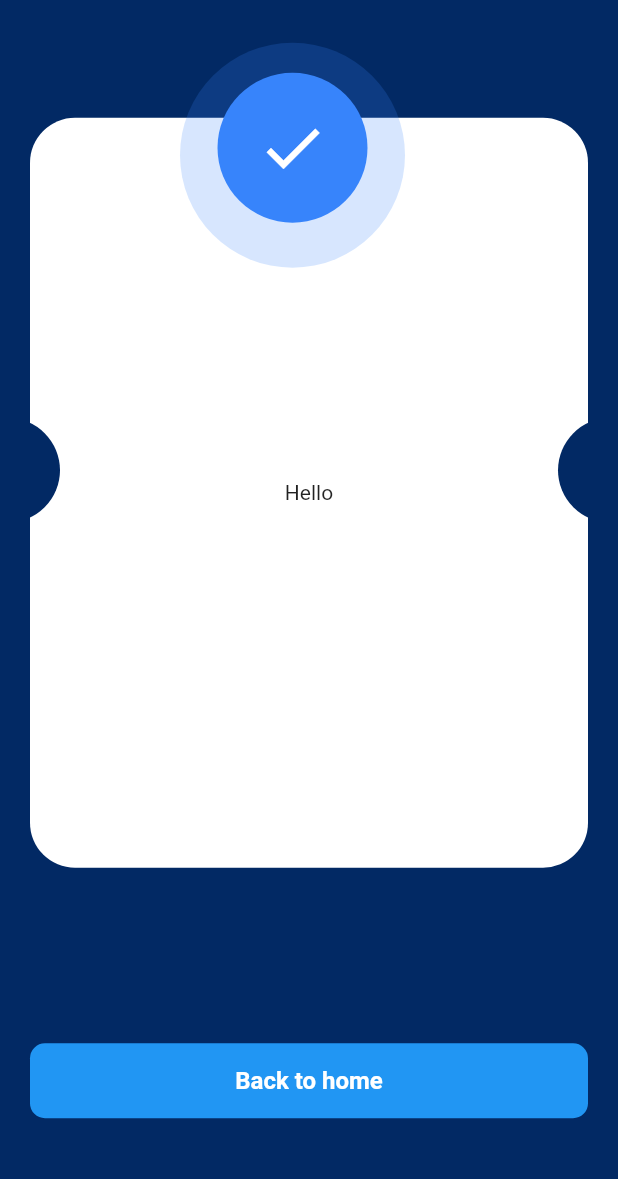
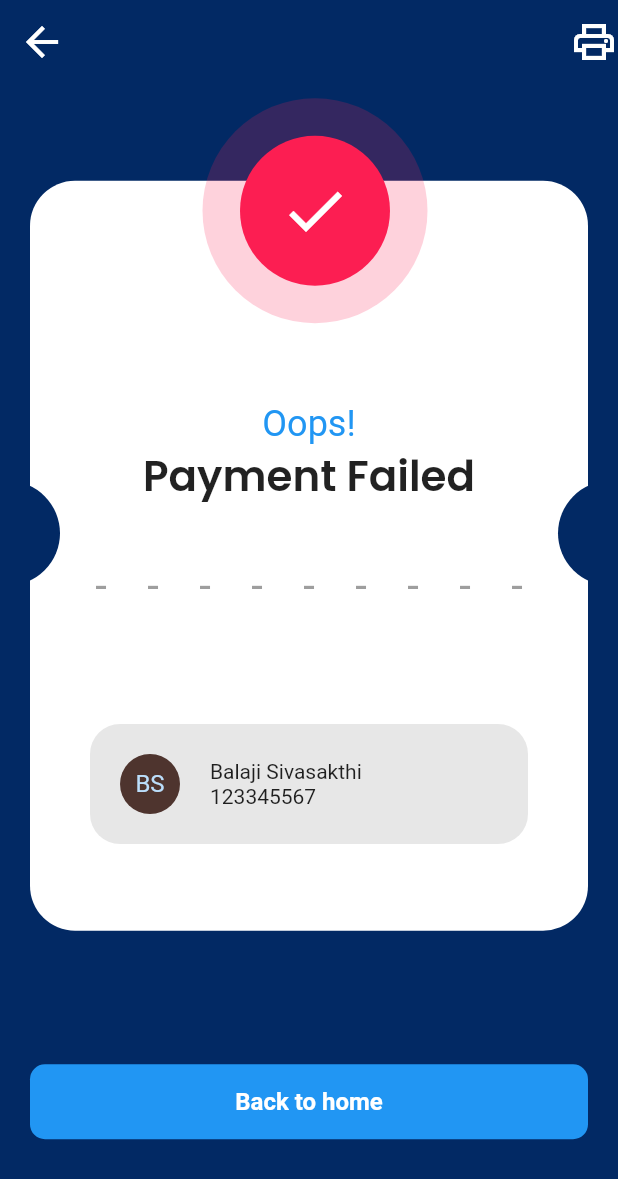
Before and after one commit to balaji-sivasakthi/cabzpay, a Flutter app: the PaymentFailureScreen screen opened directly, on a phone screen of 412 x 824 dp. Shown: the top 1179 px of the screen. Run offline on Flutter 3.47's test engine with Material 2 defaults, Android fonts, the light colour scheme and no system bars; our stand-ins replace flutter_svg, smooth_page_indicator; missing offline and left inert: dart:ffi; statements that could not run were skipped.

Commit message:
recent changes

```diff
--- a/lib/main.dart
+++ b/lib/main.dart
@@ -2,7 +2,9 @@
 import 'package:cabzpay/screens/auth/otp_screen.dart';
 import 'package:cabzpay/screens/home/home_screen.dart';
 import 'package:cabzpay/screens/onboarding_screen.dart';
+import 'package:cabzpay/screens/payment/payment_failer_screen.dart';
 import 'package:cabzpay/screens/payment/payment_success_screen.dart';
+import 'package:cabzpay/screens/profile/profile_screen.dart';
 import 'package:cabzpay/screens/welcome_screen.dart';
 import "package:flutter/material.dart";
 
@@ -25,6 +27,6 @@
 class _HomePageState extends State<HomePage> {
   @override
   Widget build(BuildContext context) {
-    return PaymentSucessScreen();
+    return ProfileScreen();
   }
 }
--- a/lib/screens/payment/payment_failer_screen.dart
+++ b/lib/screens/payment/payment_failer_screen.dart
@@ -1,6 +1,7 @@
 import 'package:flutter/material.dart';
 import 'package:flutter/src/foundation/key.dart';
 import 'package:flutter/src/widgets/framework.dart';
+import 'package:flutter_svg/flutter_svg.dart';
 
 class PaymentFailureScreen extends StatefulWidget {
   const PaymentFailureScreen({Key? key}) : super(key: key);
@@ -13,84 +14,170 @@ class _PaymentFailureScreenState extends State<PaymentFailureScreen> {
   @override
   Widget build(BuildContext context) {
     return Scaffold(
+      appBar: AppBar(
+          elevation: 0,
+          backgroundColor: Color.fromRGBO(2, 41, 100, 1),
+          actions: [
+            Icon(
+              Icons.print_outlined,
+              size: 32,
+            )
+          ],
+          leading: Icon(
+            Icons.arrow_back,
+            size: 32,
+          )),
       body: Container(
         padding: EdgeInsets.all(20),
         decoration: BoxDecoration(color: Color.fromRGBO(2, 41, 100, 1)),
         child: Column(
           mainAxisAlignment: MainAxisAlignment.spaceAround,
           children: [
-
-
             Stack(
               clipBehavior: Clip.none,
               children: [
-              Positioned(child: Container(
+                Positioned(
+                    child: Container(
                   width: MediaQuery.of(context).size.width,
                   height: 500,
                   decoration: BoxDecoration(
                       borderRadius: BorderRadius.circular(30),
-                  color: Colors.white
+                      color: Colors.white),
+                  child: Container(
+                      child: Column(
+                    mainAxisAlignment: MainAxisAlignment.spaceAround,
+                    children: [
+                      Container(
+
+                          margin: EdgeInsets.only(top: 130),
+                          child: Column(
+                            children: [
+                              Text(
+                                "Oops!",
+                                style:
+                                    TextStyle(color: Colors.blue, fontSize: 24),
                               ),
-                child:Container(child: Center(child: Text("Hello"),)),
+                              Text(
+                                "Payment Failed",
+                                style: TextStyle(
+                                    fontSize: 28, fontFamily: "Poppins"),
+                              ),
+
+                            ],
+                          )),
+                      Container(
+                        padding: EdgeInsets.symmetric(horizontal: 30),
+                        child: Row(
+                          mainAxisAlignment: MainAxisAlignment.spaceAround,
+                          children: [
+                          Text("-",style: TextStyle(fontSize: 28,color: Colors.grey),),
+                          Text("-",style: TextStyle(fontSize: 28,color: Colors.grey),),
+                          Text("-",style: TextStyle(fontSize: 28,color: Colors.grey),),
+                          Text("-",style: TextStyle(fontSize: 28,color: Colors.grey),),
+                          Text("-",style: TextStyle(fontSize: 28,color: Colors.grey),),
+                          Text("-",style: TextStyle(fontSize: 28,color: Colors.grey),),
+                          Text("-",style: TextStyle(fontSize: 28,color: Colors.grey),),
+                          Text("-",style: TextStyle(fontSize: 28,color: Colors.grey),),
+                          Text("-",style: TextStyle(fontSize: 28,color: Colors.grey),),
+
+
+                        ],)),
+                      Container(
+                        padding: EdgeInsets.all(20),
+                        decoration: BoxDecoration(
+                            borderRadius: BorderRadius.circular(20),
+                            color: Color.fromARGB(255, 231, 231, 231)),
+                        margin: EdgeInsets.all(40),
+                        child: Row(
+                          children: [
+                            CircleAvatar(
+                              backgroundColor: Colors.brown.shade800,
+                              child: const Text('BS'),
+                            ),
+                            Container(
+                              margin: EdgeInsets.only(left: 20),
+                              child: Column(
+                                crossAxisAlignment: CrossAxisAlignment.start,
+                                children: [
+                                  Text("Balaji Sivasakthi"),
+                                  Text("123345567")
+                                ],
+                              ),
+                            ),
+
+                          ],
+                        ),
+                      ),
+
+                    ],
+                  )),
                 )),
                 Positioned(
-                top: 400/2,
+                    top: 400 / 2,
                     left: -50,
                     child: Container(
                       width: 70,
                       height: 70,
                       decoration: BoxDecoration(
                           color: Color.fromRGBO(2, 41, 100, 1),
-                borderRadius: BorderRadius.circular(100)
-                ),
+                          borderRadius: BorderRadius.circular(100)),
                     )),
                 Positioned(
-                top: 400/2,
+                    top: 400 / 2,
                     right: -50,
                     child: Container(
                       width: 70,
                       height: 70,
                       decoration: BoxDecoration(
                           color: Color.fromRGBO(2, 41, 100, 1),
-                borderRadius: BorderRadius.circular(100)
-                ),
+                          borderRadius: BorderRadius.circular(100)),
                     )),
                 Positioned(
-                top: -50,
-                left: 100,
+                    top: -55,
+                    left: 115,
                     child: Container(
                       width: 150,
                       height: 150,
                       decoration: BoxDecoration(
-                color: Color.fromRGBO(55, 132, 251, .2),
-                borderRadius: BorderRadius.circular(100)
-                ),
-              )), Positioned(
+                                                  color: Color.fromRGBO(252, 30, 82, .2),
+
+                          borderRadius: BorderRadius.circular(100)),
+                    )),
+                Positioned(
                     top: -30,
-                left: 125,
+                    left: 140,
                     child: Container(
-                  child: Center(child: Icon(Icons.check,color: Colors.white,size: 48,)),
+                      child: Center(
+                          child: Icon(
+                        Icons.check,
+                        color: Colors.white,
+                        size: 48,
+                      )),
                       width: 100,
                       height: 100,
                       decoration: BoxDecoration(
-                 color: Color.fromRGBO(55, 132, 251, 1),
-                borderRadius: BorderRadius.circular(100)
+                          color: Color.fromRGBO(252, 30, 82, 1),
+                          borderRadius: BorderRadius.circular(100)),
+                    ))
+              ],
             ),
-              ))
-            ],),
             Container(
               height: 50,
               child: Center(
                 child: Text(
                   "Back to home",
-                      style: TextStyle(color: Colors.white,fontWeight: FontWeight.bold,fontSize: 16),
+                  style: TextStyle(
+                      color: Colors.white,
+                      fontWeight: FontWeight.bold,
+                      fontSize: 16),
                 ),
               ),
               decoration: BoxDecoration(
                   color: Colors.blue,
                   borderRadius: BorderRadius.all(Radius.circular(10))),
             ),
-          ],),
+          ],
+        ),
       ),
     );
   }
--- a/pubspec.yaml
+++ b/pubspec.yaml
@@ -78,7 +78,7 @@ flutter:
   fonts:
     - family: Poppins
       fonts:
-        - asset: assets/fonts/Poppins-Bold.ttf
+        - asset: assets/fonts/Poppins-SemiBold.ttf
   #
   # For details regarding fonts from package dependencies,
   # see https://flutter.dev/custom-fonts/#from-packages
```
Also changed, not shown: lib/screens/profile/profile_screen.dart (added, +57 -0 lines), assets/images/account_ic.svg (added), assets/images/address_ic.svg (added), assets/images/contact_ic.svg (added), assets/images/help_ic.svg (added), assets/images/settings_ic.svg (added). Lines whose indentation alone changed are shown as unchanged.
